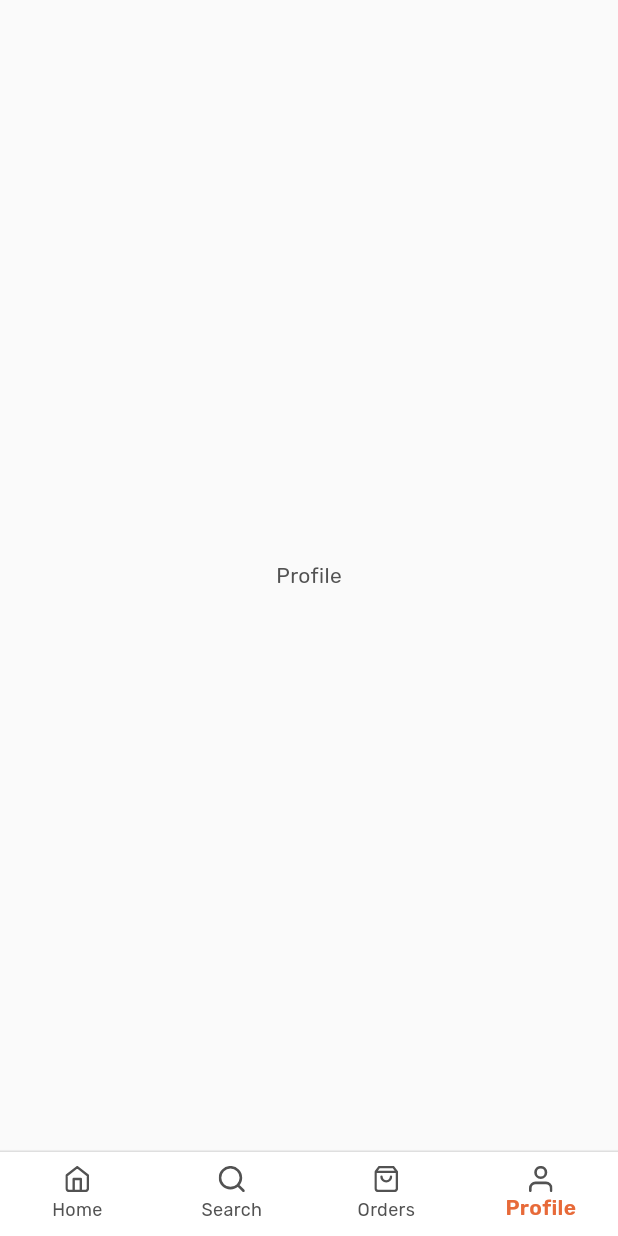
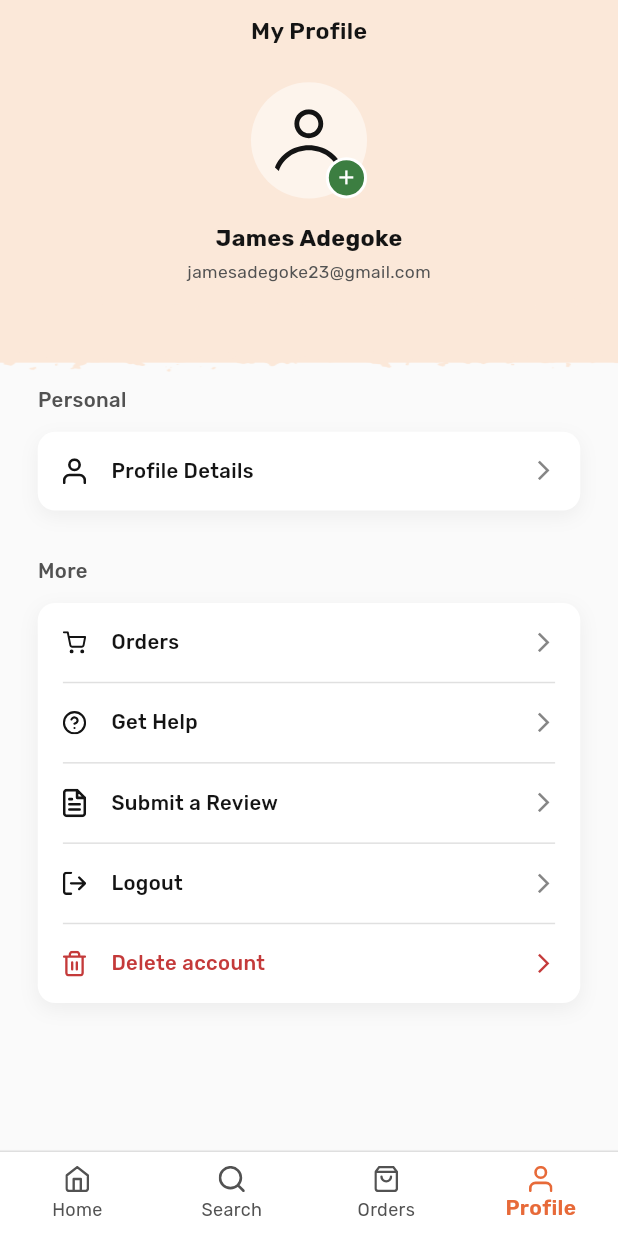
Before and after one commit to Toochidennis/munchspace_mobile, a Flutter app: the HomeScreen screen opened directly, item 4 of the bottom bar chosen, on a phone screen of 412 x 824 dp. Run offline on Flutter 3.47's test engine with Material 3 defaults, Android fonts, the phone set to English and light mode, and no system bars; our stand-ins replace flutter_dotenv, flutter_riverpod, flutter_screenutil, flutter_svg, geolocator, google_fonts and 3 more.

Commit message:
feat: add home and profile screens with new UI components and SVG assets.

```diff
--- /dev/null
+++ b/lib/core/config/env_config.dart
@@ -0,0 +1,5 @@
+import 'package:flutter_dotenv/flutter_dotenv.dart';
+
+class EnvConfig {
+  static String get googleMapsApiKey => dotenv.env['GOOGLE_MAPS_API_KEY'] ?? '';
+}
--- a/lib/features/home/presentation/screens/home_screen.dart
+++ b/lib/features/home/presentation/screens/home_screen.dart
@@ -7,6 +7,7 @@ import 'package:munchspace/features/home/presentation/screens/restaurant_detail_
 import 'package:munchspace/features/home/presentation/screens/search_screen.dart';
 import 'package:munchspace/features/home/presentation/widgets/category.dart';
 import 'package:munchspace/features/orders/presentation/screens/orders_screen.dart';
+import 'package:munchspace/features/profile/presentation/screens/profile_screen.dart';
 
 import '../../../../core/theme/app_colors.dart';
 import '../../../../core/utils/responsive.dart';
@@ -84,8 +85,8 @@ class _HomeScreenState extends State<HomeScreen> {
           OrdersScreen(
             onBackPressed: () => setState(() => _selectedBottomIndex = 0),
           ),
-          // Profile tab (placeholder)
-          Center(child: Text('Profile')),
+          // Profile tab
+          const ProfileScreen(),
         ],
       ),
       bottomNavigationBar: _buildBottomNavBar(),
@@ -713,7 +714,7 @@ class _HomeScreenState extends State<HomeScreen> {
               width: 18.sp,
               height: 18.sp,
               colorFilter: ColorFilter.mode(
-                _selectedBottomIndex == 4
+                _selectedBottomIndex == 3
                     ? AppColors.orange
                     : AppColors.textSecondary,
                 BlendMode.srcIn,
--- /dev/null
+++ b/lib/features/profile/presentation/screens/profile_screen.dart
@@ -0,0 +1,190 @@
+import 'package:flutter/material.dart';
+import 'package:flutter_svg/flutter_svg.dart';
+import 'package:munchspace/core/theme/app_colors.dart';
+import 'package:munchspace/core/utils/responsive.dart';
+import 'package:munchspace/features/profile/presentation/widgets/profile_appbar.dart';
+
+class ProfileScreen extends StatelessWidget {
+  const ProfileScreen({super.key});
+
+  @override
+  Widget build(BuildContext context) {
+    return Scaffold(
+      backgroundColor: AppColors.background,
+      appBar: ProfileAppBar(),
+      body: SingleChildScrollView(
+        padding: EdgeInsets.symmetric(horizontal: 24.w, vertical: 16.h),
+        child: Column(
+          crossAxisAlignment: CrossAxisAlignment.start,
+          children: [
+            _buildSectionHeader('Personal'),
+            12.sH,
+            Container(
+              padding: EdgeInsets.all(16.w),
+              decoration: BoxDecoration(
+                color: AppColors.white,
+                borderRadius: 12.radius,
+                boxShadow: [
+                  BoxShadow(
+                    color: AppColors.shadow.withOpacity(0.05),
+                    blurRadius: 10,
+                    offset: Offset(0, 4),
+                  ),
+                ],
+              ),
+              child: GestureDetector(
+                onTap: () {},
+                child: Row(
+                  children: [
+                    SvgPicture.asset(
+                      'assets/svg/nav_bar/profile.svg',
+                      width: 16.sp,
+                      colorFilter: const ColorFilter.mode(
+                        AppColors.textPrimary,
+                        BlendMode.srcIn,
+                      ),
+                    ),
+                    16.sW,
+                    Expanded(
+                      child: Text(
+                        'Profile Details',
+                        style: TextStyle(
+                          fontSize: 14.sp,
+                          fontWeight: FontWeight.w500,
+                          color: AppColors.textPrimary,
+                        ),
+                      ),
+                    ),
+                    Icon(
+                      Icons.arrow_forward_ios,
+                      size: 16.sp,
+                      color: AppColors.textTertiary,
+                    ),
+                  ],
+                ),
+              ),
+            ),
+            32.sH,
+            _buildSectionHeader('More'),
+            12.sH,
+            Container(
+              decoration: BoxDecoration(
+                color: AppColors.white,
+                borderRadius: 12.radius,
+                boxShadow: [
+                  BoxShadow(
+                    color: AppColors.shadow.withOpacity(0.05),
+                    blurRadius: 10,
+                    offset: Offset(0, 4),
+                  ),
+                ],
+              ),
+              child: Column(
+                children: [
+                  _buildOptionTile(
+                    icon: 'assets/svg/profile/orders.svg',
+                    title: 'Orders',
+                    onTap: () {},
+                    showDivider: true,
+                  ),
+                  _buildOptionTile(
+                    icon: 'assets/svg/profile/help.svg',
+                    title: 'Get Help',
+                    onTap: () {},
+                    showDivider: true,
+                  ),
+                  _buildOptionTile(
+                    icon: 'assets/svg/profile/review.svg',
+                    title: 'Submit a Review',
+                    onTap: () {},
+                    showDivider: true,
+                  ),
+                  _buildOptionTile(
+                    icon: 'assets/svg/profile/logout.svg',
+                    title: 'Logout',
+                    onTap: () {},
+                    showDivider: true,
+                  ),
+                  _buildOptionTile(
+                    icon: 'assets/svg/profile/delete.svg',
+                    title: 'Delete account',
+                    isDestructive: true,
+                    onTap: () {},
+                  ),
+                ],
+              ),
+            ),
+          ],
+        ),
+      ),
+    );
+  }
+
+  Widget _buildSectionHeader(String title) {
+    return Text(
+      title,
+      style: TextStyle(
+        fontSize: 14.sp,
+        color: AppColors.textSecondary,
+        fontWeight: FontWeight.w500,
+      ),
+    );
+  }
+
+  Widget _buildOptionTile({
+    required String icon,
+    required String title,
+    required VoidCallback onTap,
+    bool isDestructive = false,
+    bool showDivider = false,
+  }) {
+    return GestureDetector(
+      onTap: onTap,
+      child: Column(
+        children: [
+          Padding(
+            padding: EdgeInsets.all(16.w),
+            child: Row(
+              children: [
+                SvgPicture.asset(
+                  icon,
+                  width: 16.sp,
+                  colorFilter: ColorFilter.mode(
+                    isDestructive ? AppColors.red : AppColors.textPrimary,
+                    BlendMode.srcIn,
+                  ),
+                ),
+                16.sW,
+                Expanded(
+                  child: Text(
+                    title,
+                    style: TextStyle(
+                      fontSize: 14.sp,
+                      fontWeight: FontWeight.w500,
+                      color: isDestructive
+                          ? AppColors.red
+                          : AppColors.textPrimary,
+                    ),
+                  ),
+                ),
+                Icon(
+                  Icons.arrow_forward_ios,
+                  size: 16.sp,
+                  color: isDestructive ? AppColors.red : AppColors.textTertiary,
+                ),
+              ],
+            ),
+          ),
+          if (showDivider)
+            Divider(
+              height: 1,
+              thickness: 1,
+              color: AppColors.border,
+              indent: 16.w,
+              endIndent: 16.w,
+            ),
+        ],
+      ),
+    );
+  }
+}
--- /dev/null
+++ b/lib/features/profile/presentation/widgets/profile_appbar.dart
@@ -0,0 +1,111 @@
+import 'package:flutter/material.dart';
+import 'package:flutter_screenutil/flutter_screenutil.dart';
+import 'package:flutter_svg/flutter_svg.dart';
+import 'package:munchspace/core/theme/app_colors.dart';
+import 'package:munchspace/core/utils/responsive.dart';
+
+class ProfileAppBar extends PreferredSize {
+  ProfileAppBar({super.key})
+    : super(
+        preferredSize: Size.fromHeight(250.h),
+        child: const _ProfileAppBarContent(),
+      );
+}
+
+class _ProfileAppBarContent extends StatelessWidget {
+  const _ProfileAppBarContent();
+
+  @override
+  Widget build(BuildContext context) {
+    return Stack(
+      clipBehavior: Clip.none,
+      alignment: Alignment.topCenter,
+      children: [
+        Container(height: 250.h, color: AppColors.red100),
+        // Bottom Curve Image - positioned to overflow below
+        Positioned(
+          bottom: -10.h, // Extend below the appbar
+          left: 0,
+          right: 0,
+          child: Image.asset(
+            'assets/images/appbar_bottom.png',
+            fit: BoxFit.fill,
+            width: 1.sw,
+            height: 60.h,
+          ),
+        ),
+        // Content
+        SafeArea(
+          child: Column(
+            mainAxisAlignment: MainAxisAlignment.start,
+            children: [
+              10.sH,
+              Text(
+                'My Profile',
+                style: TextStyle(
+                  fontSize: 16.sp,
+                  fontWeight: FontWeight.w600,
+                  color: AppColors.textPrimary,
+                ),
+              ),
+              24.sH,
+              // Avatar
+              Stack(
+                children: [
+                  Container(
+                    width: 80.sp,
+                    height: 80.sp,
+                    decoration: BoxDecoration(
+                      shape: BoxShape.circle,
+                      color: AppColors.white.withOpacity(0.5),
+                    ),
+                    padding: 16.padAll,
+                    child: SvgPicture.asset(
+                      'assets/svg/home/avatar.svg',
+                      width: 40.sp,
+                      height: 40.sp,
+                    ),
+                  ),
+                  Positioned(
+                    right: 0,
+                    bottom: 0,
+                    child: Container(
+                      padding: 4.padAll,
+                      decoration: BoxDecoration(
+                        color: AppColors.green,
+                        shape: BoxShape.circle,
+                        border: Border.all(color: AppColors.white, width: 2),
+                      ),
+                      child: Icon(
+                        Icons.add,
+                        color: AppColors.white,
+                        size: 16.sp,
+                      ),
+                    ),
+                  ),
+                ],
+              ),
+              16.sH,
+              Text(
+                'James Adegoke',
+                style: TextStyle(
+                  fontSize: 16.sp,
+                  fontWeight: FontWeight.w700,
+                  color: AppColors.textPrimary,
+                ),
+              ),
+              4.sH,
+              Text(
+                'jamesadegoke23@gmail.com',
+                style: TextStyle(
+                  fontSize: 12.sp,
+                  color: AppColors.textSecondary,
+                ),
+              ),
+            ],
+          ),
+        ),
+      ],
+    );
+  }
+}
--- a/lib/main.dart
+++ b/lib/main.dart
@@ -1,4 +1,5 @@
 import 'package:flutter/material.dart';
+import 'package:flutter_dotenv/flutter_dotenv.dart';
 import 'package:flutter_riverpod/flutter_riverpod.dart';
 import 'package:flutter_screenutil/flutter_screenutil.dart';
 
@@ -8,6 +9,7 @@ import 'features/auth/presentation/screens/login_screen.dart';
 
 void main() async {
   WidgetsFlutterBinding.ensureInitialized();
+  await dotenv.load(fileName: ".env");
   runApp(const ProviderScope(child: MyApp()));
 }
 
--- a/pubspec.yaml
+++ b/pubspec.yaml
@@ -20,6 +20,7 @@ dependencies:
   flutter_screenutil: ^5.9.0
   flutter_secure_storage: ^9.0.0
   flutter_svg: ^2.2.2
+  flutter_dotenv: ^5.1.0
   geolocator: ^10.1.0
   google_fonts: ^6.3.2
   google_maps_flutter: ^2.14.0
@@ -55,3 +56,5 @@ flutter:
     - assets/svg/address/
     - assets/svg/notification/
     - assets/svg/orders/
+    - assets/svg/profile/
+    - .env
```
Also changed, not shown: assets/svg/profile/delete.svg (added), assets/svg/profile/help.svg (added), assets/svg/profile/logout.svg (added), assets/svg/profile/orders.svg (added), assets/svg/profile/review.svg (added), pubspec.lock, 2 other files.
